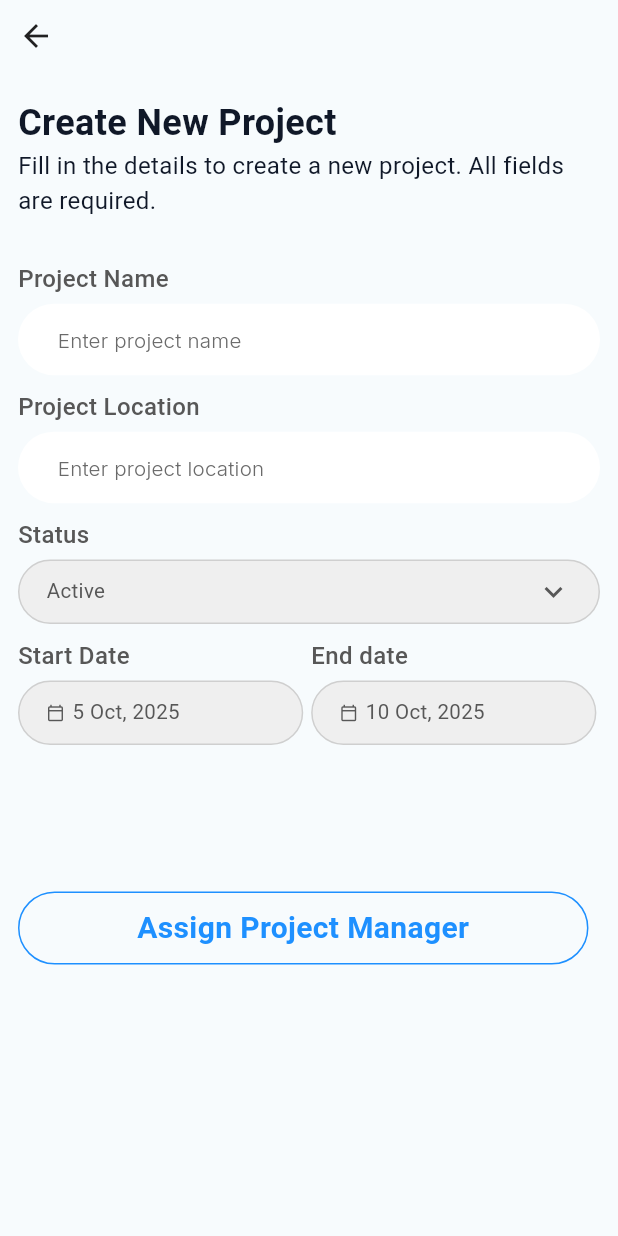
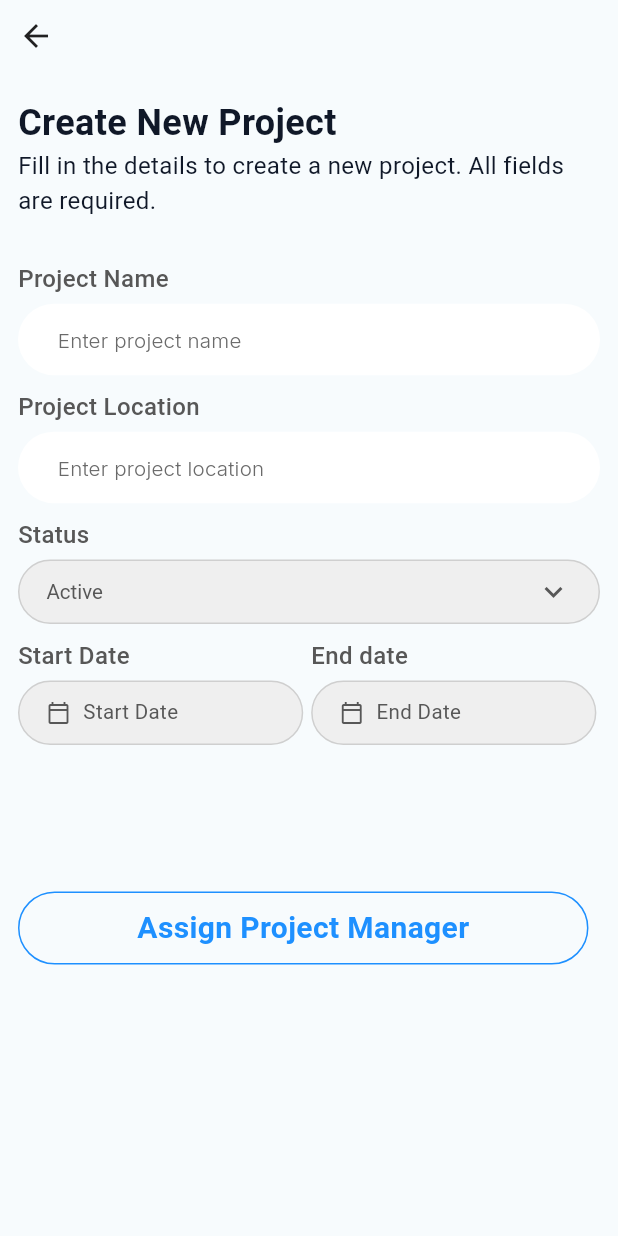
Before and after one commit to nazmulhudajvai/project_dzandzi, a Flutter app: the CreateNewProjectView screen opened directly, on a phone screen of 412 x 824 dp. Run offline on Flutter 3.47's test engine with Material 3 defaults, Android fonts, the phone set to English and light mode, and no system bars; our stand-ins replace dio, file_picker, fl_chart, flutter_screenutil, flutter_secure_storage, flutter_svg and 5 more; accounts and stored records are empty.

Commit message:
complete the work

```diff
--- /dev/null
+++ b/lib/presentation/controllers/project/project_controller.dart
@@ -0,0 +1,50 @@
+// controllers/create_project_controller.dart
+import 'package:flutter/material.dart';
+import 'package:get/get.dart';
+import 'package:intl/intl.dart';
+
+class CreateProjectController extends GetxController {
+  // Form fields
+  var projectName = ''.obs;
+  var projectLocation = ''.obs;
+  var status = 'Active'.obs; // dropdown value
+  var startDate = Rxn<DateTime>();
+  var endDate = Rxn<DateTime>();
+
+  // Format for display
+  String get startDateText => startDate.value == null
+      ? 'Start Date'
+      : DateFormat('d MMM, yyyy').format(startDate.value!);
+
+  String get endDateText => endDate.value == null
+      ? 'End Date'
+      : DateFormat('d MMM, yyyy').format(endDate.value!);
+
+  // Dropdown items
+  final List<String> statusItems = ['Active', 'Inactive'];
+
+  // Date picker
+  Future<void> pickDate({
+    required BuildContext context,
+    required bool isStart,
+  }) async {
+    final DateTime? picked = await showDatePicker(
+      context: context,
+      initialDate: DateTime.now(),
+      firstDate: DateTime(2000),
+      lastDate: DateTime(2030),
+    );
+
+    if (picked != null) {
+      if (isStart) {
+        startDate.value = picked;
+        // optional: auto-clear end date if it's before start
+        if (endDate.value != null && endDate.value!.isBefore(picked)) {
+          endDate.value = null;
+        }
+      } else {
+        endDate.value = picked;
+      }
+    }
+  }
+}
--- a/lib/presentation/pages/projects_page/create_new_project.dart
+++ b/lib/presentation/pages/projects_page/create_new_project.dart
@@ -1,3 +1,5 @@
+// presentation/pages/projects_page/create_new_project_view.dart
+
 import 'package:dzandzi/presentation/pages/projects_page/assign_project_manager.dart';
 import 'package:flutter/material.dart';
 import 'package:flutter_screenutil/flutter_screenutil.dart';
@@ -6,15 +8,14 @@ import 'package:google_fonts/google_fonts.dart';
 
 import '../../../theams/app_colors.dart';
 import '../../../theams/app_color2.dart';
-import '../../controllers/bottom_navbar_controller.dart';
+import '../../controllers/project/project_controller.dart';
 import '../../widgets/buttons/custom_input_widget.dart';
-
-// Make sure this path is correct
 
 class CreateNewProjectView extends StatelessWidget {
   CreateNewProjectView({super.key});
 
-  final controller = Get.put(BottomNavController()); // Initialize controller
+  // Inject controller
+  final CreateProjectController ctrl = Get.put(CreateProjectController());
 
   @override
   Widget build(BuildContext context) {
@@ -22,15 +23,13 @@ class CreateNewProjectView extends StatelessWidget {
       backgroundColor: AppColor.background2Color,
       body: SafeArea(
         child: Container(
-          margin: EdgeInsets.all(12),
+          margin: const EdgeInsets.all(12),
           child: Column(
             crossAxisAlignment: CrossAxisAlignment.start,
             children: [
               InkWell(
-                onTap: () {
-                  Get.back();
-                },
-                child: Icon(Icons.arrow_back_outlined),
+                onTap: () => Get.back(),
+                child: const Icon(Icons.arrow_back_outlined),
               ),
               SizedBox(height: 30.h),
               Text(
@@ -40,7 +39,6 @@ class CreateNewProjectView extends StatelessWidget {
                   fontSize: 24,
                   fontWeight: FontWeight.w600,
                 ),
-                textAlign: TextAlign.left,
               ),
               Text(
                 'Fill in the details to create a new project. All fields are required.',
@@ -49,58 +47,51 @@ class CreateNewProjectView extends StatelessWidget {
                   fontSize: 16,
                   fontWeight: FontWeight.w400,
                 ),
-                textAlign: TextAlign.left,
               ),
+              SizedBox(height: 30.h),
 
-              SizedBox(height: 30.h),
-              Text(
-                'Project Name',
+              // Project Name
+              Text('Project Name',
                   style: GoogleFonts.roboto(
                       color: AppColor.greyBC,
                       fontSize: 16,
-                  fontWeight: FontWeight.w500,
-                ),
-                textAlign: TextAlign.left,
-              ),
+                      fontWeight: FontWeight.w500)),
               SizedBox(height: 5.h),
-              CustomInputWidget(controller: null,
+              CustomInputWidget(
+                controller: null,
                 cwidth: 396.w,
                 radius: 50.r,
                 cheight: 50.h,
                 hintText: 'Enter project name',
-                onChanged: (String value) {},
+                onChanged: (v) => ctrl.projectName.value = v,
               ),
               SizedBox(height: 10.h),
 
-              Text(
-                'Project Location',
+              // Project Location
+              Text('Project Location',
                   style: GoogleFonts.roboto(
                       color: AppColor.greyBC,
                       fontSize: 16,
-                  fontWeight: FontWeight.w500,
-                ),
-                textAlign: TextAlign.left,
-              ),
+                      fontWeight: FontWeight.w500)),
               SizedBox(height: 5.h),
-              CustomInputWidget(controller: null,
+              CustomInputWidget(
+                controller: null,
                 cwidth: 396.w,
                 radius: 50.r,
                 cheight: 50.h,
                 hintText: 'Enter project location',
-                onChanged: (String value) {},
+                onChanged: (v) => ctrl.projectLocation.value = v,
               ),
               SizedBox(height: 10.h),
-              Text(
-                'Status',
+
+              // Status Dropdown
+              Text('Status',
                   style: GoogleFonts.roboto(
                       color: AppColor.greyBC,
                       fontSize: 16,
-                  fontWeight: FontWeight.w500,
-                ),
-                textAlign: TextAlign.left,
-              ),
+                      fontWeight: FontWeight.w500)),
               SizedBox(height: 5.h),
-              Container(
+              Obx(() => Container(
                 width: 400.w,
                 height: 44.h,
                 decoration: BoxDecoration(
@@ -108,55 +99,60 @@ class CreateNewProjectView extends StatelessWidget {
                   borderRadius: BorderRadius.circular(100),
                   border: Border.all(color: AppColors.startTitle),
                 ),
-                child: Padding(
-                  padding: EdgeInsets.only(left: 18.0, right: 18.0),
-                  child: Row(
-                    mainAxisAlignment: MainAxisAlignment.spaceBetween,
-                    children: [
-                      Text(
-                        'Active',
+                padding: const EdgeInsets.symmetric(horizontal: 18),
+                child: DropdownButtonHideUnderline(
+                  child: DropdownButton<String>(
+                    value: ctrl.status.value,
+                    icon: const Icon(Icons.keyboard_arrow_down,
+                        color: AppColor.greyBC),
+                    isExpanded: true,
                     style: GoogleFonts.roboto(
-                          color: AppColor.greyBC,
-                          fontSize: 14.sp,
-                          fontWeight: FontWeight.w400,
-                        ),
-                        textAlign: TextAlign.left,
-                      ),
-                      Icon(Icons.keyboard_arrow_down, color: AppColor.greyBC),
-                    ],
+                        color: AppColor.greyBC, fontSize: 14.sp),
+                    dropdownColor: AppColors.textFieldColor,
+                    borderRadius: BorderRadius.circular(20),
+                    items: ctrl.statusItems
+                        .map((item) => DropdownMenuItem(
+                        value: item, child: Text(item)))
+                        .toList(),
+                    onChanged: (value) {
+                      if (value != null) ctrl.status.value = value;
+                    },
                   ),
                 ),
-              ),
+              )),
               SizedBox(height: 10.h),
+
+              // Start & End Date
               Row(
                 children: [
-                  Custom_date(
+                  Obx(() => CustomDate(
                     title: 'Start Date',
-                    titleDate: '5 Oct, 2025',
+                    titleDate: ctrl.startDateText,
                     icon: Icons.calendar_today_outlined,
-                  ),
+                    onTap: () => ctrl.pickDate(
+                        context: context, isStart: true),
+                  )),
                   SizedBox(width: 5.w),
-                  Custom_date(
+                  Obx(() => CustomDate(
                     title: 'End date',
-                    titleDate: '10 Oct, 2025',
+                    titleDate: ctrl.endDateText,
                     icon: Icons.calendar_today_outlined,
-                  ),
+                    onTap: () => ctrl.pickDate(
+                        context: context, isStart: false),
+                  )),
                 ],
               ),
               SizedBox(height: 100.h),
 
+              // Assign Project Manager Button
               InkWell(
-                onTap: () {
-                  Get.to(AssignProjectManagerView());
-                },
+                onTap: () => Get.to(() => AssignProjectManagerView()),
                 child: Container(
                   width: 360.w,
                   height: 50.h,
                   decoration: BoxDecoration(
                     border: Border.all(
-                      color: AppColors.inProgressText,
-                      width: 1,
-                    ),
+                        color: AppColors.inProgressText, width: 1),
                     borderRadius: BorderRadius.circular(40),
                   ),
                   child: Center(
@@ -165,9 +161,7 @@ class CreateNewProjectView extends StatelessWidget {
                       style: GoogleFonts.roboto(
                           color: AppColors.inProgressText,
                           fontSize: 20,
-                        fontWeight: FontWeight.w600,
-                      ),
-                      textAlign: TextAlign.center,
+                          fontWeight: FontWeight.w600),
                     ),
                   ),
                 ),
@@ -180,17 +174,20 @@ class CreateNewProjectView extends StatelessWidget {
   }
 }
 
-class Custom_date extends StatelessWidget {
-  const Custom_date({
+// Updated CustomDate with onTap
+class CustomDate extends StatelessWidget {
+  const CustomDate({
     super.key,
     required this.title,
     required this.titleDate,
     required this.icon,
+    required this.onTap,
   });
 
   final String title;
   final String titleDate;
   final IconData icon;
+  final VoidCallback onTap;
 
   @override
   Widget build(BuildContext context) {
@@ -202,12 +199,13 @@ class Custom_date extends StatelessWidget {
           style: GoogleFonts.roboto(
               color: AppColor.greyBC,
               fontSize: 16,
-            fontWeight: FontWeight.w500,
-          ),
-          textAlign: TextAlign.left,
+              fontWeight: FontWeight.w500),
         ),
         SizedBox(height: 5.h),
-        Container(
+        InkWell(
+          onTap: onTap,
+          borderRadius: BorderRadius.circular(100),
+          child: Container(
             width: 180.w,
             height: 44.h,
             decoration: BoxDecoration(
@@ -215,20 +213,17 @@ class Custom_date extends StatelessWidget {
               borderRadius: BorderRadius.circular(100),
               border: Border.all(color: AppColors.startTitle),
             ),
-          child: Padding(
-            padding: EdgeInsets.only(left: 18.0, right: 18.0),
+            padding: const EdgeInsets.only(left: 18.0, right: 18.0),
             child: Row(
               children: [
-                Icon(icon, color: AppColor.greyBC, size: 12),
-                SizedBox(width: 5.w),
+                Icon(icon, color: AppColor.greyBC, size: 16),
+                SizedBox(width: 8.w),
                 Text(
                   titleDate,
                   style: GoogleFonts.roboto(
                       color: AppColor.greyBC,
                       fontSize: 14.sp,
-                    fontWeight: FontWeight.w400,
-                  ),
-                  textAlign: TextAlign.left,
+                      fontWeight: FontWeight.w400),
                 ),
               ],
             ),
```
Lines whose indentation alone changed are shown as unchanged.
